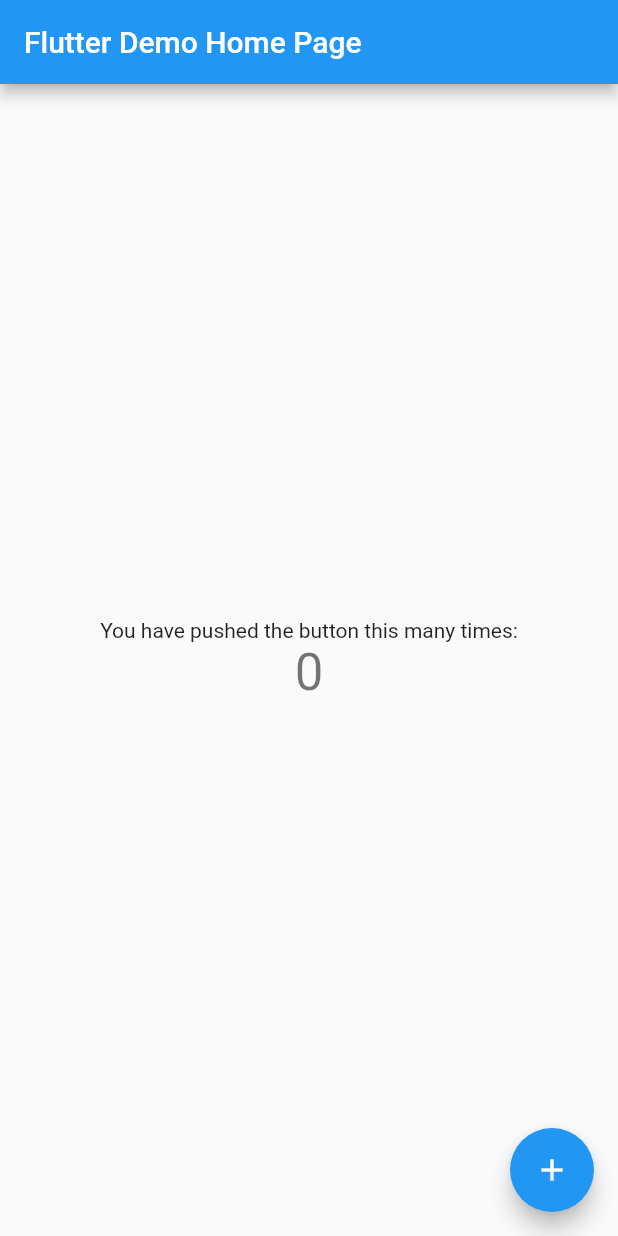
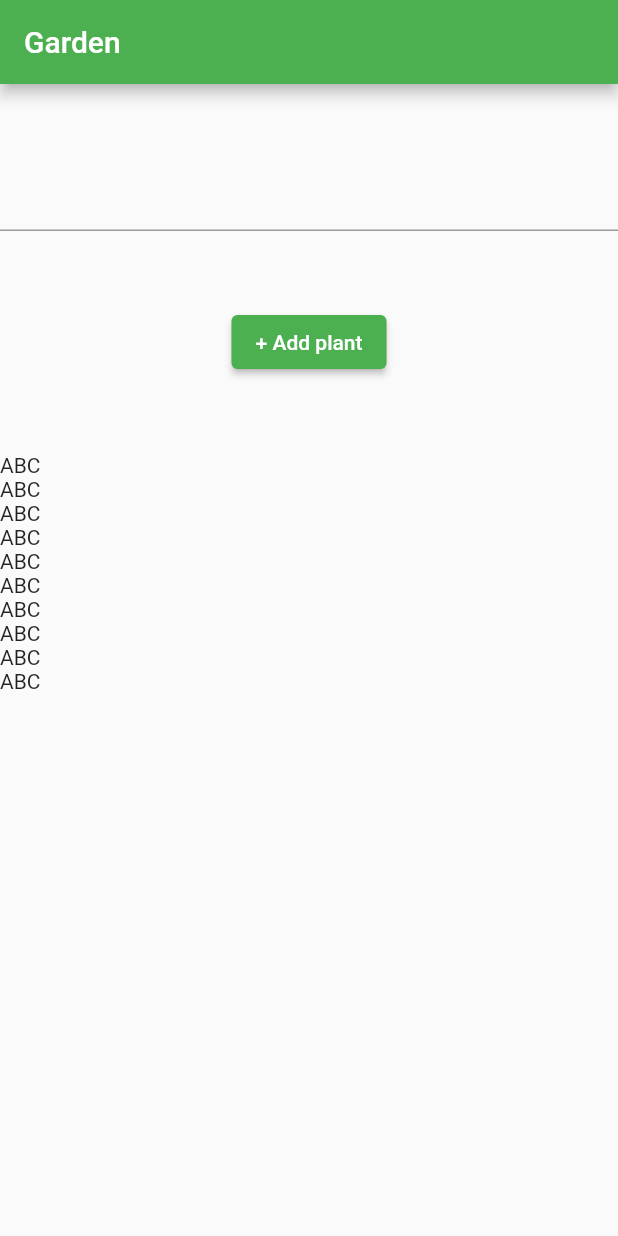
Before and after one commit to 05k4rxF/devinity-recruitment-task, a Flutter app: the screen it shows after launch, on a phone screen of 412 x 824 dp. Run offline on Flutter 3.47's test engine with Material 2 defaults, Android fonts, the phone set to English and light mode, and no system bars; our stand-ins replace bloc, freezed_annotation, injectable; generated files the repository leaves out were written again.

Commit message:
feat: Change project architecture, add all required packages and add template files for known screens with their cubits, also update README and gitignore files

```diff
--- a/lib/main.dart
+++ b/lib/main.dart
@@ -1,3 +1,4 @@
+import 'package:devinity_recruitment_task/presentation/home/home_page.dart';
 import 'package:flutter/material.dart';
 
 void main() {
@@ -7,109 +8,14 @@
 class MyApp extends StatelessWidget {
   const MyApp({Key? key}) : super(key: key);
 
-  // This widget is the root of your application.
   @override
   Widget build(BuildContext context) {
     return MaterialApp(
       title: 'Flutter Demo',
       theme: ThemeData(
-        // This is the theme of your application.
-        //
-        // Try running your application with "flutter run". You'll see the
-        // application has a blue toolbar. Then, without quitting the app, try
-        // changing the primarySwatch below to Colors.green and then invoke
-        // "hot reload" (press "r" in the console where you ran "flutter run",
-        // or simply save your changes to "hot reload" in a Flutter IDE).
-        // Notice that the counter didn't reset back to zero; the application
-        // is not restarted.
-        primarySwatch: Colors.blue,
+        primarySwatch: Colors.green,
       ),
-      home: const MyHomePage(title: 'Flutter Demo Home Page'),
+      home: const HomePage(),
     );
   }
 }
-
-class MyHomePage extends StatefulWidget {
-  const MyHomePage({Key? key, required this.title}) : super(key: key);
-
-  // This widget is the home page of your application. It is stateful, meaning
-  // that it has a State object (defined below) that contains fields that affect
-  // how it looks.
-
-  // This class is the configuration for the state. It holds the values (in this
-  // case the title) provided by the parent (in this case the App widget) and
-  // used by the build method of the State. Fields in a Widget subclass are
-  // always marked "final".
-
-  final String title;
-
-  @override
-  State<MyHomePage> createState() => _MyHomePageState();
-}
-
-class _MyHomePageState extends State<MyHomePage> {
-  int _counter = 0;
-
-  void _incrementCounter() {
-    setState(() {
-      // This call to setState tells the Flutter framework that something has
-      // changed in this State, which causes it to rerun the build method below
-      // so that the display can reflect the updated values. If we changed
-      // _counter without calling setState(), then the build method would not be
-      // called again, and so nothing would appear to happen.
-      _counter++;
-    });
-  }
-
-  @override
-  Widget build(BuildContext context) {
-    // This method is rerun every time setState is called, for instance as done
-    // by the _incrementCounter method above.
-    //
-    // The Flutter framework has been optimized to make rerunning build methods
-    // fast, so that you can just rebuild anything that needs updating rather
-    // than having to individually change instances of widgets.
-    return Scaffold(
-      appBar: AppBar(
-        // Here we take the value from the MyHomePage object that was created by
-        // the App.build method, and use it to set our appbar title.
-        title: Text(widget.title),
-      ),
-      body: Center(
-        // Center is a layout widget. It takes a single child and positions it
-        // in the middle of the parent.
-        child: Column(
-          // Column is also a layout widget. It takes a list of children and
-          // arranges them vertically. By default, it sizes itself to fit its
-          // children horizontally, and tries to be as tall as its parent.
-          //
-          // Invoke "debug painting" (press "p" in the console, choose the
-          // "Toggle Debug Paint" action from the Flutter Inspector in Android
-          // Studio, or the "Toggle Debug Paint" command in Visual Studio Code)
-          // to see the wireframe for each widget.
-          //
-          // Column has various properties to control how it sizes itself and
-          // how it positions its children. Here we use mainAxisAlignment to
-          // center the children vertically; the main axis here is the vertical
-          // axis because Columns are vertical (the cross axis would be
-          // horizontal).
-          mainAxisAlignment: MainAxisAlignment.center,
-          children: <Widget>[
-            const Text(
-              'You have pushed the button this many times:',
-            ),
-            Text(
-              '$_counter',
-              style: Theme.of(context).textTheme.headline4,
-            ),
-          ],
-        ),
-      ),
-      floatingActionButton: FloatingActionButton(
-        onPressed: _incrementCounter,
-        tooltip: 'Increment',
-        child: const Icon(Icons.add),
-      ), // This trailing comma makes auto-formatting nicer for build methods.
-    );
-  }
-}
--- /dev/null
+++ b/lib/presentation/home/home_page.dart
@@ -0,0 +1,38 @@
+import 'package:flutter/material.dart';
+
+class HomePage extends StatelessWidget {
+  const HomePage({Key? key}) : super(key: key);
+
+  @override
+  Widget build(BuildContext context) {
+    return Scaffold(
+      appBar: AppBar(
+        title: const Text("Garden"),
+      ),
+      body: Column(
+        mainAxisAlignment: MainAxisAlignment.start,
+        children: [
+          const SizedBox(height: 50),
+          const TextField(),
+          const SizedBox(height: 50),
+          ElevatedButton(
+            onPressed: _onAddPlantTap,
+            child: const Text("+ Add plant"),
+          ),
+          const SizedBox(height: 50),
+          Expanded(
+            child: ListView.builder(
+              physics: const NeverScrollableScrollPhysics(),
+              itemCount: 10,
+              itemBuilder: (context, index) => const Text("ABC"),
+            ),
+          )
+        ],
+      ),
+    );
+  }
+
+  void _onAddPlantTap() {
+    return;
+  }
+}
```
Also changed, not shown: lib/presentation/add_plant_form/cubit/add_plant_form_cubit.dart (added, +9 -0 lines), lib/presentation/add_plant_form/cubit/add_plant_form_state.dart (added, +10 -0 lines), lib/presentation/home/cubit/home_page_cubit.dart (added, +9 -0 lines), lib/presentation/home/cubit/home_page_state.dart (added, +12 -0 lines), pubspec.yaml (+12 -18 lines), lib/presentation/add_plant_form/add_plant_form_page.dart (added), 7 other files.
